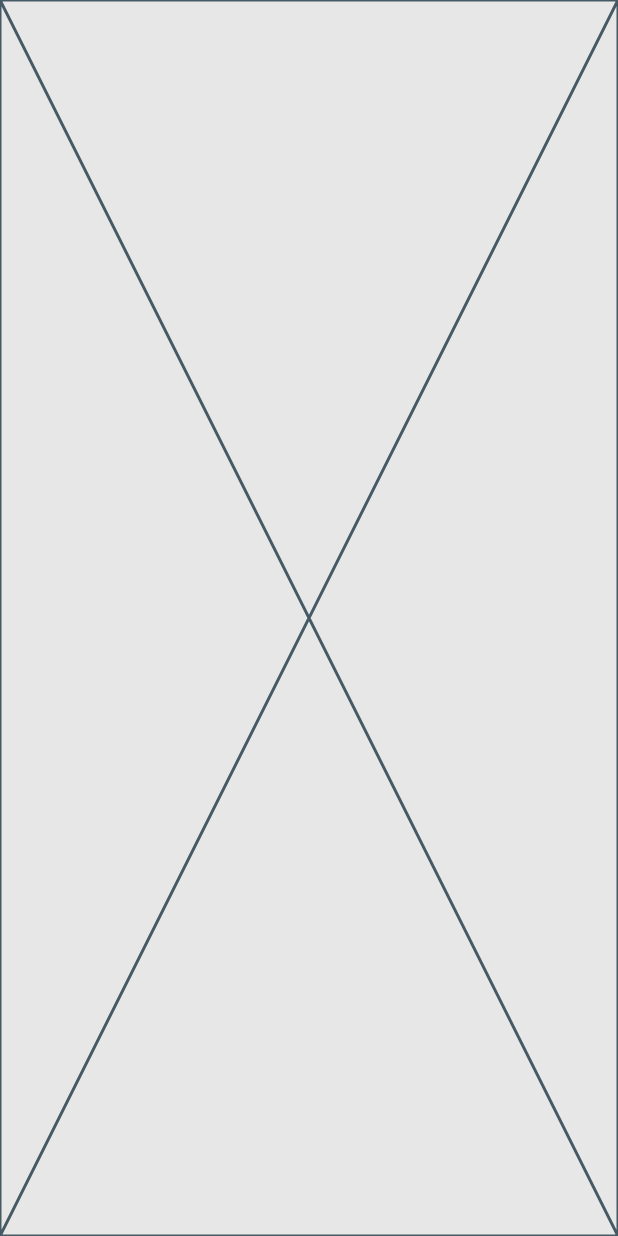
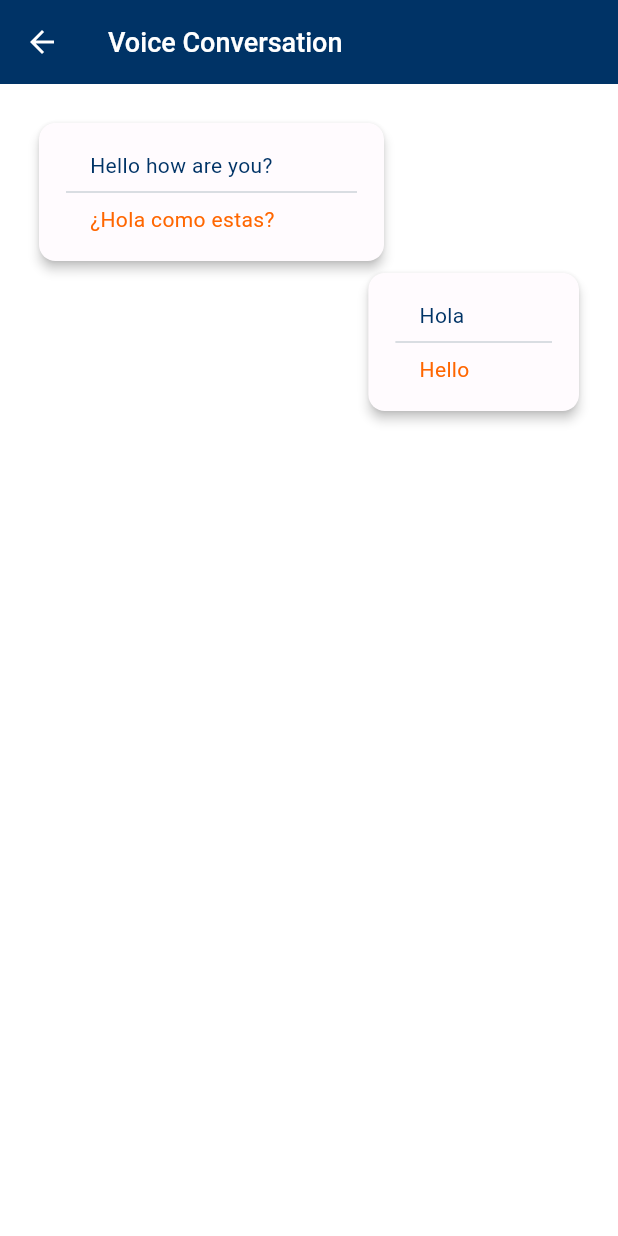
Before and after one commit to DamisolaT/sca-translator-app, a Flutter app: the screen it shows after launch, on a phone screen of 412 x 824 dp. Run offline on Flutter 3.47's test engine with Material 3 defaults, Android fonts, the phone set to English and light mode, and no system bars; our stand-ins replace flutter_svg.

Commit message:
feat: added voice conversation screen

```diff
--- a/lib/config/route_strings.dart
+++ b/lib/config/route_strings.dart
@@ -2,4 +2,5 @@ class AppRouteStrings {
   static const String base = "/";
   static const String splashScreen = "/splash_screen";
   static const String homeScreen = "/home_screen";
+  static const String voiceConversationScreen = "/voice_conversation_screen";
 }
--- a/lib/config/routes.dart
+++ b/lib/config/routes.dart
@@ -1,6 +1,7 @@
 import 'package:flutter/cupertino.dart';
 import 'package:sca_translator_app/config/route_strings.dart';
 import 'package:sca_translator_app/features/screens/home/home_screen.dart';
+import 'package:sca_translator_app/features/screens/voice_conversation/voice_conversation_screen.dart';
 
 import '../features/screens/splash/splash_screen.dart';
 
@@ -11,8 +12,10 @@ class AppRouter {
     switch (settings.name) {
       case AppRouteStrings.base:
         return CupertinoPageRoute(builder: (_) => SplashScreen());
-      case AppRouteStrings.base:
+      case AppRouteStrings.homeScreen:
         return CupertinoPageRoute(builder: (_) => HomeScreen());
+      case AppRouteStrings.voiceConversationScreen:
+        return CupertinoPageRoute(builder: (_) => VoiceConversationScreen());
 
       default:
         return CupertinoPageRoute(builder: (_) => const SplashScreen());
--- a/lib/core/theme/colors.dart
+++ b/lib/core/theme/colors.dart
@@ -7,4 +7,6 @@ class AppColors {
   static Color get grey => Color(0xFFCDD3D9);
   static Color get white => Color(0xFFFFFFFF);
   static Color get black => Color(0xFF000000);
+  static Color get cardColor => Color(0xFFFFFBFE);
+  static Color get orange => Color(0xFFFF6600);
 }
--- a/lib/core/utils/images.dart
+++ b/lib/core/utils/images.dart
@@ -9,4 +9,5 @@ class AppIcons {
   static const String engLogo = '${basePath}eng$format';
   static const String arLogo = '${basePath}ar$format';
   static const String spanLogo = '${basePath}span$format';
+  static const String backIcon = '${basePath}back_icon$format';
 }
--- /dev/null
+++ b/lib/features/screens/voice_conversation/voice_conversation_screen.dart
@@ -0,0 +1,122 @@
+import 'package:flutter/material.dart';
+import 'package:flutter_svg/svg.dart';
+import 'package:sca_translator_app/core/theme/colors.dart';
+import 'package:sca_translator_app/core/utils/images.dart';
+
+class VoiceConversationScreen extends StatefulWidget {
+  const VoiceConversationScreen({super.key});
+
+  @override
+  State<VoiceConversationScreen> createState() =>
+      _VoiceConversationScreenState();
+}
+
+class _VoiceConversationScreenState extends State<VoiceConversationScreen> {
+  @override
+  Widget build(BuildContext context) {
+    return Scaffold(
+      backgroundColor: Colors.white,
+      appBar: AppBar(
+        backgroundColor: AppColors.appbar,
+        leading: Padding(
+          padding: const EdgeInsets.symmetric(horizontal: 20),
+          child: SvgPicture.asset(
+            AppIcons.backIcon,
+          ),
+        ),
+        title: Text(
+          "Voice Conversation",
+          style: TextStyle(
+              fontSize: 18,
+              fontWeight: FontWeight.w500,
+              color: AppColors.white),
+        ),
+      ),
+      body: SafeArea(
+        child: Padding(
+          padding: const EdgeInsets.all(22.0),
+          child: Column(
+            crossAxisAlignment: CrossAxisAlignment.start,
+            children: [
+              VoiceCard(
+                message: "Hello how are you?",
+                translation: "¿Hola como estas?",
+                isSender: false,
+              ),
+              VoiceCard(
+                message: "Hola",
+                translation: "Hello",
+                isSender: true,
+              ),
+            ],
+          ),
+        ),
+      ),
+    );
+  }
+}
+
+class VoiceCard extends StatelessWidget {
+  const VoiceCard({
+    super.key,
+    required this.message,
+    required this.translation,
+    required this.isSender,
+  });
+
+  final String message;
+  final String translation;
+  final bool isSender;
+
+  @override
+  Widget build(BuildContext context) {
+    return Row(
+      mainAxisAlignment:
+          isSender ? MainAxisAlignment.end : MainAxisAlignment.start,
+      children: [
+        Container(
+          child: IntrinsicWidth(
+            child: Card(
+              elevation: 3,
+              color: AppColors.cardColor,
+              shape: RoundedRectangleBorder(
+                borderRadius: BorderRadius.circular(11),
+              ),
+              child: Padding(
+                padding: const EdgeInsets.all(18),
+                child: Column(
+                  mainAxisSize: MainAxisSize.min,
+                  crossAxisAlignment: CrossAxisAlignment.start,
+                  children: [
+                    Padding(
+                      padding: const EdgeInsets.only(left: 16.0, right: 55.0),
+                      child: Text(
+                        message,
+                        style: TextStyle(
+                          color: AppColors.appbar,
+                          fontSize: 14,
+                        ),
+                        textAlign: TextAlign.left,
+                      ),
+                    ),
+                    Divider(
+                      color: AppColors.grey,
+                    ),
+                    Padding(
+                      padding: const EdgeInsets.only(left: 16.0, right: 55.0),
+                      child: Text(
+                        translation,
+                        style: TextStyle(color: AppColors.orange, fontSize: 14),
+                        textAlign: TextAlign.left,
+                      ),
+                    ),
+                  ],
+                ),
+              ),
+            ),
+          ),
+        ),
+      ],
+    );
+  }
+}
--- a/lib/main.dart
+++ b/lib/main.dart
@@ -22,7 +22,7 @@ class MyApp extends StatelessWidget {
       ),
       navigatorKey: AppRouter.navKey,
       onGenerateRoute: AppRouter.onGenerateRoute,
-      initialRoute: AppRouteStrings.base,
+      initialRoute: AppRouteStrings.voiceConversationScreen,
     );
   }
 }
--- a/pubspec.yaml
+++ b/pubspec.yaml
@@ -61,7 +61,7 @@ flutter:
   # To add assets to your application, add an assets section, like this:
   assets:
     - assets/icons/
-    - assets/images/
+#   - assets/image/
 
   # An image asset can refer to one or more resolution-specific "variants", see
   # https://flutter.dev/to/resolution-aware-images
```
Also changed, not shown: assets/icons/back_icon.svg (added), assets/icons/mic_icon.svg (added), 64 other files.
